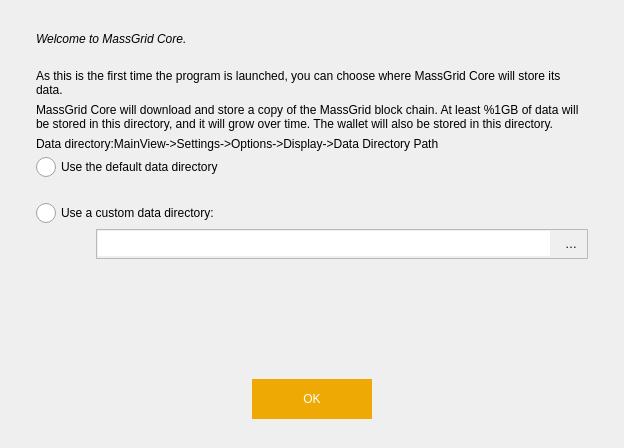
MassGrid/MassGrid, file src/qt/forms/intro.ui: the form before one commit.
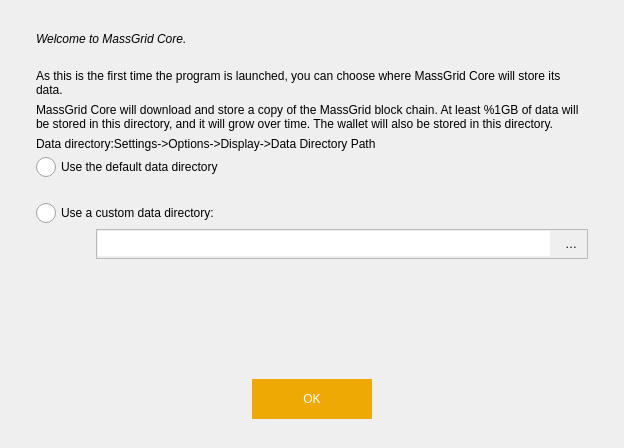
The form after the commit. Icons and pictures are not drawn.

What changed in the file:
```diff
--- a/src/qt/forms/intro.ui
+++ b/src/qt/forms/intro.ui
@@ -235,7 +235,7 @@
              <item>
               <widget class="QLabel" name="label_3">
                <property name="text">
-                <string>Data directory:MainView-&gt;Settings-&gt;Options-&gt;Display-&gt;Data Directory Path</string>
+                <string>Data directory:Settings-&gt;Options-&gt;Display-&gt;Data Directory Path</string>
                </property>
               </widget>
              </item>
```
